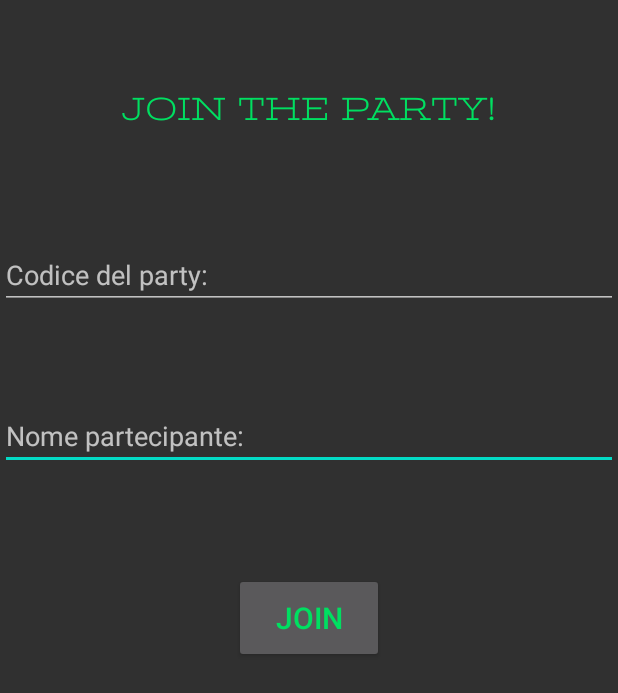
After one commit to Frankdal/spotify_app_lets_party_together, an Android app: the JoinActivity screen opened directly, with no data from a screen before it, on a phone screen of 412 x 824 dp. The commit adds this screen. Shown: the top 693 px of the screen. Run offline under Robolectric (Android 15) with nearby library versions, the phone set to English and light mode, and no system bars.

Commit message:
Attività Create e Join aggiunte

```diff
--- /dev/null
+++ b/LetsPartyTogether/app/src/main/java/com/example/letspartytogether/JoinActivity.java
@@ -0,0 +1,14 @@
+package com.example.letspartytogether;
+
+import androidx.appcompat.app.AppCompatActivity;
+
+import android.os.Bundle;
+
+public class JoinActivity extends AppCompatActivity {
+
+    @Override
+    protected void onCreate(Bundle savedInstanceState) {
+        super.onCreate(savedInstanceState);
+        setContentView(R.layout.activity_join);
+    }
+}
--- /dev/null
+++ b/LetsPartyTogether/app/src/main/res/layout/activity_join.xml
@@ -0,0 +1,61 @@
+<?xml version="1.0" encoding="utf-8"?>
+<androidx.constraintlayout.widget.ConstraintLayout xmlns:android="http://schemas.android.com/apk/res/android"
+    xmlns:app="http://schemas.android.com/apk/res-auto"
+    xmlns:tools="http://schemas.android.com/tools"
+    android:layout_width="match_parent"
+    android:layout_height="match_parent"
+    tools:context=".JoinActivity">
+
+    <EditText
+        android:id="@+id/etJoinName"
+        android:layout_width="match_parent"
+        android:layout_height="wrap_content"
+        android:hint="Nome partecipante:"
+        app:layout_constraintBottom_toBottomOf="parent"
+        app:layout_constraintEnd_toEndOf="parent"
+        app:layout_constraintHorizontal_bias="0.0"
+        app:layout_constraintStart_toStartOf="parent"
+        app:layout_constraintTop_toTopOf="parent"
+        app:layout_constraintVertical_bias="0.344" />
+
+    <EditText
+        android:id="@+id/etPartyCodeJoin"
+        android:layout_width="match_parent"
+        android:layout_height="wrap_content"
+        android:hint="Codice del party:"
+        app:layout_constraintBottom_toBottomOf="parent"
+        app:layout_constraintEnd_toEndOf="parent"
+        app:layout_constraintHorizontal_bias="0.0"
+        app:layout_constraintStart_toStartOf="parent"
+        app:layout_constraintTop_toTopOf="parent"
+        app:layout_constraintVertical_bias="0.206" />
+
+    <TextView
+        android:id="@+id/tvJoinParty"
+        android:layout_width="wrap_content"
+        android:layout_height="wrap_content"
+        android:fontFamily="@font/stint_ultra_expanded"
+        android:text="JOIN THE PARTY!"
+        android:textAppearance="@style/TextAppearance.AppCompat.Large"
+        android:textColor="@color/Green"
+        app:layout_constraintBottom_toBottomOf="parent"
+        app:layout_constraintEnd_toEndOf="parent"
+        app:layout_constraintHorizontal_bias="0.496"
+        app:layout_constraintStart_toStartOf="parent"
+        app:layout_constraintTop_toTopOf="parent"
+        app:layout_constraintVertical_bias="0.075" />
+
+    <Button
+        android:id="@+id/bttJoin2"
+        android:layout_width="100dp"
+        android:layout_height="60dp"
+        android:text="JOIN"
+        android:textSize="20dp"
+        android:textColor="@color/Green"
+        app:layout_constraintBottom_toBottomOf="parent"
+        app:layout_constraintEnd_toEndOf="parent"
+        app:layout_constraintStart_toStartOf="parent"
+        app:layout_constraintTop_toTopOf="parent" />
+
+
+</androidx.constraintlayout.widget.ConstraintLayout>
--- a/LetsPartyTogether/app/src/main/res/layout/activity_main.xml
+++ b/LetsPartyTogether/app/src/main/res/layout/activity_main.xml
@@ -26,7 +26,7 @@
         app:layout_constraintVertical_bias="0.976" />
 
     <Button
-        android:id="@+id/bttJoin"
+        android:id="@+id/bttJoin1"
         android:layout_width="100dp"
         android:layout_height="60dp"
         android:backgroundTint="@color/Green"
@@ -42,7 +42,7 @@
         app:layout_constraintVertical_bias="0.943" />
 
     <Button
-        android:id="@+id/bttCreate"
+        android:id="@+id/bttCreate1"
         android:layout_width="100dp"
         android:layout_height="60dp"
         android:backgroundTint="@color/Green"
```
Also changed, not shown: LetsPartyTogether/app/src/main/AndroidManifest.xml (+17 -2 lines), LetsPartyTogether/app/src/main/java/com/example/letspartytogether/CreateActivity.java (added, +14 -0 lines), LetsPartyTogether/app/src/main/java/com/example/letspartytogether/MainActivity.java (+23 -10 lines), LetsPartyTogether/app/src/main/res/layout/activity_create.xml (added, +59 -0 lines), LetsPartyTogether/app/src/main/res/font/stint_ultra_expanded.ttf (added), LetsPartyTogether/app/src/main/res/mipmap-hdpi/ic_launcher.png, LetsPartyTogether/app/src/main/res/mipmap-mdpi/ic_launcher.png, LetsPartyTogether/app/src/main/res/mipmap-xhdpi/ic_launcher.png, LetsPartyTogether/app/src/main/res/mipmap-xxhdpi/ic_launcher.png, LetsPartyTogether/app/src/main/res/mipmap-xxxhdpi/ic_launcher.png.
